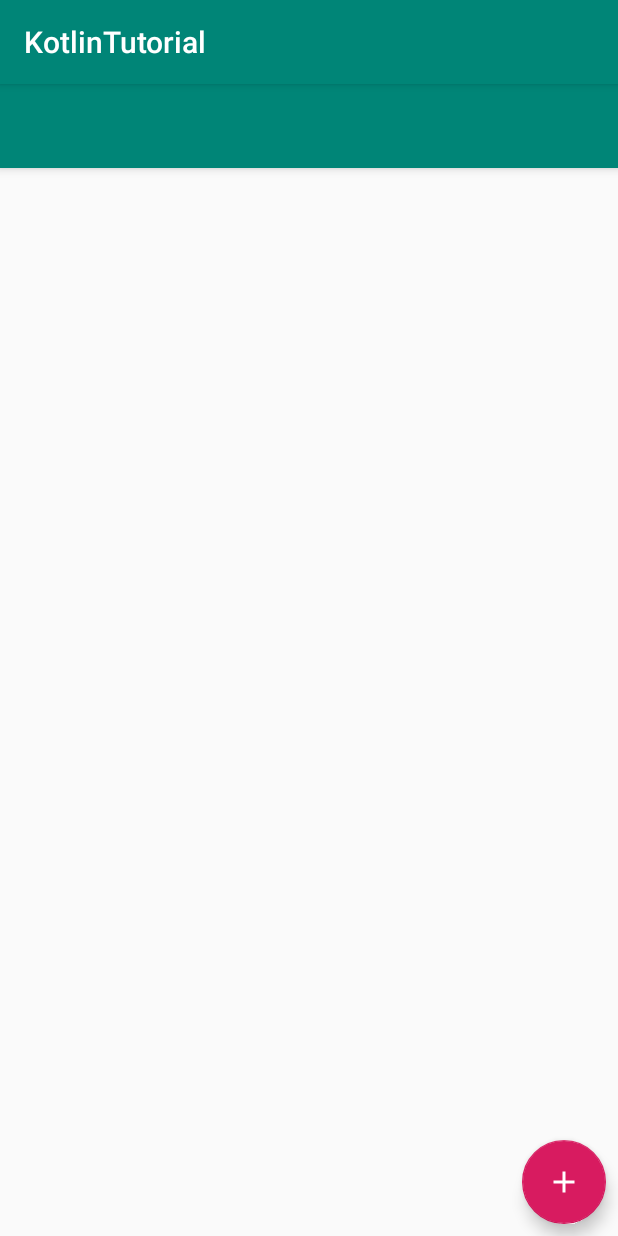
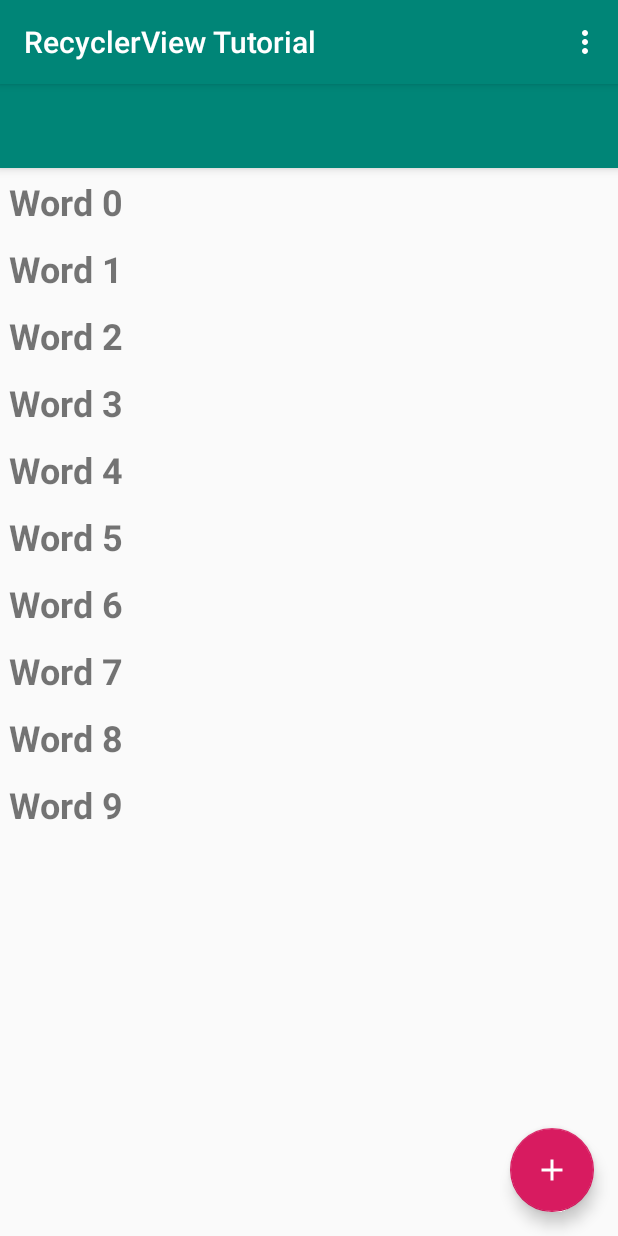
Before and after one commit to yyh-gl/android-kotlin-tutorial, an Android app: the screen it shows after launch (MainActivity), on a phone screen of 412 x 824 dp. Run offline under Robolectric (Android 15) with nearby library versions, the phone set to English and light mode, and no system bars.

Commit message:
RecyclerView完成

```diff
--- a/app/build.gradle
+++ b/app/build.gradle
@@ -7,8 +7,8 @@ apply plugin: 'kotlin-android-extensions'
 android {
     compileSdkVersion 28
     defaultConfig {
-        applicationId "com.example.kotlintutorial"
-        minSdkVersion 23
+        applicationId "com.example.recyclerviewtutorial"
+        minSdkVersion 21
         targetSdkVersion 28
         versionCode 1
         versionName "1.0"
@@ -27,6 +27,7 @@ dependencies {
     implementation"org.jetbrains.kotlin:kotlin-stdlib-jdk7:$kotlin_version"
     implementation 'com.android.support:appcompat-v7:28.0.0'
     implementation 'com.android.support.constraint:constraint-layout:1.1.3'
+    implementation 'com.android.support:design:28.0.0'
     testImplementation 'junit:junit:4.12'
     androidTestImplementation 'com.android.support.test:runner:1.0.2'
     androidTestImplementation 'com.android.support.test.espresso:espresso-core:3.0.2'
--- a/app/src/main/java/com/example/kotlintutorial/MainActivity.kt
+++ b/app/src/main/java/com/example/kotlintutorial/MainActivity.kt
@@ -1,20 +1,68 @@
 package com.example.kotlintutorial
 
+import android.os.Bundle
 import android.support.v7.app.AppCompatActivity
-import android.os.Bundle
-import java.util.LinkedList
+import android.view.Menu
+import android.view.MenuItem
+
+import kotlinx.android.synthetic.main.activity_main.*
+import java.util.*
+import android.support.v7.widget.RecyclerView
+import android.support.v7.widget.LinearLayoutManager
+import android.view.View
 
 
 class MainActivity : AppCompatActivity() {
-    private val mWordList = LinkedList<String>()
+    private val mWordList: LinkedList<String>? = LinkedList()
+    private var mRecyclerView: RecyclerView? = null
+    private var mAdapter: WordListAdapter? = null
+
 
     override fun onCreate(savedInstanceState: Bundle?) {
         super.onCreate(savedInstanceState)
         setContentView(R.layout.activity_main)
 
-        for (i in 0..19) {
-            mWordList.addLast("Word $i")
+        fab.setOnClickListener {
+            val wordListSize = mWordList?.size
+            // Add a new word to the wordList.
+            mWordList?.addLast("+ Word $wordListSize")
+            // Notify the adapter, that the data has changed.
+            if (wordListSize != null) {
+                mRecyclerView?.adapter?.notifyItemInserted(wordListSize)
+            }
+            // Scroll to the bottom.
+            if (wordListSize != null) {
+                mRecyclerView?.smoothScrollToPosition(wordListSize)
+            }
+        }
+
+        for (i in 0..9) {
+            mWordList?.addLast("Word $i")
+        }
+
+        // Get a handle to the RecyclerView.
+        mRecyclerView = findViewById<View>(R.id.recyclerview) as RecyclerView?
+        // Create an adapter and supply the data to be displayed.
+        mAdapter = mWordList?.let { WordListAdapter(this, it) }
+        // Connect the adapter with the RecyclerView.
+        mRecyclerView?.adapter = mAdapter
+        // Give the RecyclerView a default layout manager.
+        mRecyclerView?.layoutManager = LinearLayoutManager(this)
+    }
+
+    override fun onCreateOptionsMenu(menu: Menu): Boolean {
+        // Inflate the menu; this adds items to the action bar if it is present.
+        menuInflater.inflate(R.menu.menu_main, menu)
+        return true
+    }
+
+    override fun onOptionsItemSelected(item: MenuItem): Boolean {
+        // Handle action bar item clicks here. The action bar will
+        // automatically handle clicks on the Home/Up button, so long
+        // as you specify a parent activity in AndroidManifest.xml.
+        return when (item.itemId) {
+            R.id.action_settings -> true
+            else -> super.onOptionsItemSelected(item)
         }
     }
-
 }
--- a/app/src/main/java/com/example/kotlintutorial/WordListAdapter.kt
+++ b/app/src/main/java/com/example/kotlintutorial/WordListAdapter.kt
@@ -1,21 +1,63 @@
 package com.example.kotlintutorial
 
+import android.content.Context
 import android.support.v7.widget.RecyclerView
+import android.view.View
+import android.view.ViewGroup
 import android.widget.TextView
-import android.view.View
+import java.util.*
+import android.view.LayoutInflater
 
 
-class WordListAdapter : RecyclerView.Adapter<WordListAdapter.WordViewHolder>() {
+class WordListAdapter(context: Context, wordList: LinkedList<String>) : RecyclerView.Adapter<WordListAdapter.WordViewHolder>() {
+    private var mWordList: LinkedList<String>? = null
+    private var mInflater: LayoutInflater? = null
+
+    init {
+        mInflater = LayoutInflater.from(context)
+        mWordList = wordList
+    }
+
+    override fun onCreateViewHolder(parent: ViewGroup, viewType: Int): WordViewHolder {
+        val mItemView = mInflater?.inflate(
+            R.layout.wordlist_item,
+            parent, false
+        )
+        return WordViewHolder(mItemView!!, this)
+    }
+
+    override fun getItemCount(): Int {
+        mWordList?.let {
+            return it.size
+        }
+        return 0
+    }
+
+    override fun onBindViewHolder(holder: WordViewHolder, position: Int) {
+        val mCurrent = mWordList?.get(position)
+        holder.wordItemView?.text = mCurrent
+    }
+
+    inner class WordViewHolder(itemView: View, private val mAdapter: WordListAdapter) :
+        RecyclerView.ViewHolder(itemView), View.OnClickListener {
+        var wordItemView: TextView? = null
+
+        init {
+            wordItemView = itemView.findViewById(R.id.word)
+            itemView.setOnClickListener(this)
+        }
+
+        override fun onClick(view: View?) {
+            // Get the position of the item that was clicked.
+            val mPosition = layoutPosition
+            // Use that to access the affected item in mWordList.
+            val element = mWordList?.get(mPosition)
+            // Change the word in the mWordList.
+            mWordList?.set(mPosition, "Clicked! $element")
+            // Notify the adapter, that the data has changed so it can
+            // update the RecyclerView to display the data.
+            mAdapter.notifyDataSetChanged()
+        }
+    }
 
 }
-
-internal class WordViewHolder : RecyclerView.ViewHolder {
-    var wordItemView: TextView? = null
-    var mAdapter: WordListAdapter? = null
-
-    fun WordViewHolder(itemView: View, adapter: WordListAdapter) {
-        super(itemView)
-        wordItemView = itemView.findViewById<View>(R.id.word)
-        this.mAdapter = adapter
-    }
-}
--- a/app/src/main/res/layout/activity_main.xml
+++ b/app/src/main/res/layout/activity_main.xml
@@ -1,11 +1,10 @@
 <?xml version="1.0" encoding="utf-8"?>
-<android.support.design.widget.CoordinatorLayout
-        xmlns:android="http://schemas.android.com/apk/res/android"
-        xmlns:app="http://schemas.android.com/apk/res-auto"
-        xmlns:tools="http://schemas.android.com/tools"
-        android:layout_width="match_parent"
-        android:layout_height="match_parent"
-        tools:context="com.example.kotlintutorial.MainActivity">
+<android.support.design.widget.CoordinatorLayout xmlns:android="http://schemas.android.com/apk/res/android"
+    xmlns:app="http://schemas.android.com/apk/res-auto"
+    xmlns:tools="http://schemas.android.com/tools"
+    android:layout_width="match_parent"
+    android:layout_height="match_parent"
+    tools:context=".MainActivity">
 
     <android.support.design.widget.AppBarLayout
             android:layout_width="match_parent"
--- a/app/src/main/res/layout/content_main.xml
+++ b/app/src/main/res/layout/content_main.xml
@@ -1,18 +1,18 @@
 <?xml version="1.0" encoding="utf-8"?>
-<android.support.constraint.ConstraintLayout
-        xmlns:android="http://schemas.android.com/apk/res/android"
+<android.support.constraint.ConstraintLayout xmlns:android="http://schemas.android.com/apk/res/android"
     xmlns:app="http://schemas.android.com/apk/res-auto"
     xmlns:tools="http://schemas.android.com/tools"
     android:layout_width="match_parent"
     android:layout_height="match_parent"
     app:layout_behavior="@string/appbar_scrolling_view_behavior"
-        tools:context="com.example.android.recyclerview.MainActivity"
+    tools:context=".MainActivity"
     tools:showIn="@layout/activity_main">
 
     <android.support.v7.widget.RecyclerView
             android:id="@+id/recyclerview"
             android:layout_width="match_parent"
-            android:layout_height="match_parent">
+            android:layout_height="match_parent" tools:layout_editor_absoluteY="0dp"
+            tools:layout_editor_absoluteX="0dp">
     </android.support.v7.widget.RecyclerView>
 
 </android.support.constraint.ConstraintLayout>
--- /dev/null
+++ b/app/src/main/res/menu/menu_main.xml
@@ -0,0 +1,10 @@
+<menu xmlns:android="http://schemas.android.com/apk/res/android"
+    xmlns:app="http://schemas.android.com/apk/res-auto"
+    xmlns:tools="http://schemas.android.com/tools"
+    tools:context="com.example.recyclerviewtutorial.MainActivity">
+    <item
+        android:id="@+id/action_settings"
+        android:orderInCategory="100"
+        android:title="@string/action_settings"
+        app:showAsAction="never" />
+</menu>
--- a/app/src/main/res/mipmap-anydpi-v26/ic_launcher.xml
+++ b/app/src/main/res/mipmap-anydpi-v26/ic_launcher.xml
@@ -1,5 +1,5 @@
 <?xml version="1.0" encoding="utf-8"?>
 <adaptive-icon xmlns:android="http://schemas.android.com/apk/res/android">
-    <background android:drawable="@drawable/ic_launcher_background"/>
-    <foreground android:drawable="@drawable/ic_launcher_foreground"/>
+    <background android:drawable="@drawable/ic_launcher_background" />
+    <foreground android:drawable="@drawable/ic_launcher_foreground" />
 </adaptive-icon>
--- a/app/src/main/res/mipmap-anydpi-v26/ic_launcher_round.xml
+++ b/app/src/main/res/mipmap-anydpi-v26/ic_launcher_round.xml
@@ -1,5 +1,5 @@
 <?xml version="1.0" encoding="utf-8"?>
 <adaptive-icon xmlns:android="http://schemas.android.com/apk/res/android">
-    <background android:drawable="@drawable/ic_launcher_background"/>
-    <foreground android:drawable="@drawable/ic_launcher_foreground"/>
+    <background android:drawable="@drawable/ic_launcher_background" />
+    <foreground android:drawable="@drawable/ic_launcher_foreground" />
 </adaptive-icon>
--- /dev/null
+++ b/app/src/main/res/values/dimens.xml
@@ -0,0 +1,3 @@
+<resources>
+    <dimen name="fab_margin">16dp</dimen>
+</resources>
--- a/app/src/main/res/values/styles.xml
+++ b/app/src/main/res/values/styles.xml
@@ -7,11 +7,20 @@
         <item name="colorPrimaryDark">@color/colorPrimaryDark</item>
         <item name="colorAccent">@color/colorAccent</item>
     </style>
+
+    <style name="AppTheme.NoActionBar">
+        <item name="windowActionBar">false</item>
+        <item name="windowNoTitle">true</item>
+    </style>
+
+    <style name="AppTheme.AppBarOverlay" parent="ThemeOverlay.AppCompat.Dark.ActionBar" />
+
+    <style name="AppTheme.PopupOverlay" parent="ThemeOverlay.AppCompat.Light" />
     <style name="word_title">
         <item name="android:layout_width">match_parent</item>
         <item name="android:layout_height">wrap_content</item>
-        <item name="android:orientation">vertical</item>
-        <item name="android:padding">6dp</item>
+        <item name="android:textSize">24sp</item>
+        <item name="android:textStyle">bold</item>
     </style>
 
 </resources>
--- a/build.gradle
+++ b/build.gradle
@@ -1,11 +1,10 @@
 // Top-level build file where you can add configuration options common to all sub-projects/modules.
 
 buildscript {
-    ext.kotlin_version = '1.3.21'
+    ext.kotlin_version = '1.3.31'
     repositories {
+        jcenter()
         google()
-        jcenter()
-
     }
     dependencies {
         classpath 'com.android.tools.build:gradle:3.4.0'
```
Also changed, not shown: app/src/main/res/drawable-v24/ic_launcher_foreground.xml (+8 -8 lines), app/src/main/res/drawable/ic_launcher_background.xml (+168 -72 lines), app/src/main/res/layout/wordlist_item.xml (+6 -5 lines), app/src/main/res/values/strings.xml (+2 -5 lines). Lines whose indentation alone changed are shown as unchanged.
